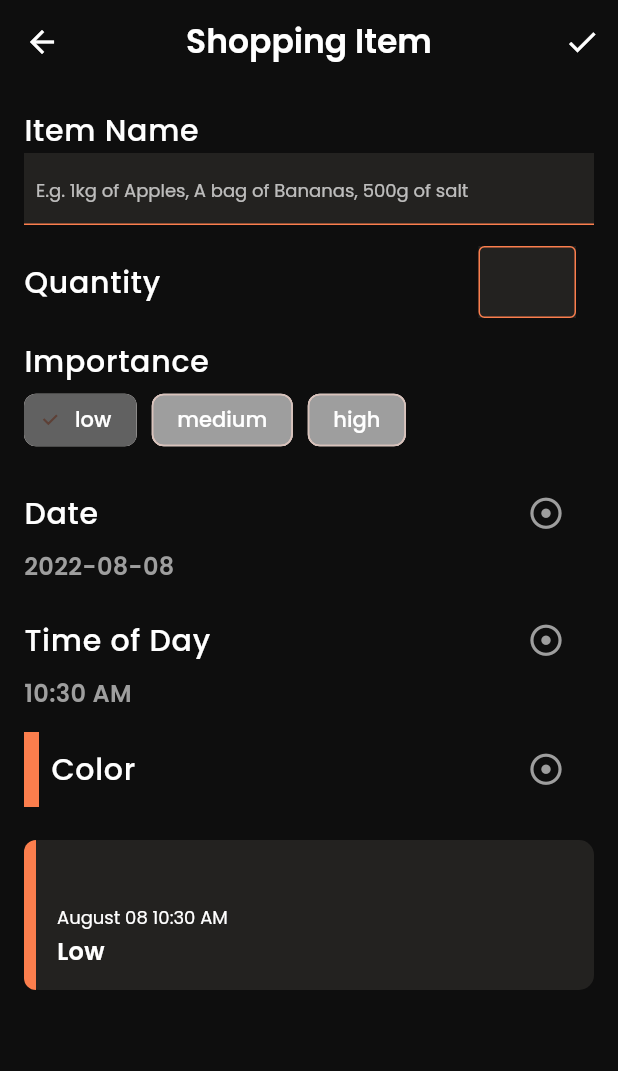
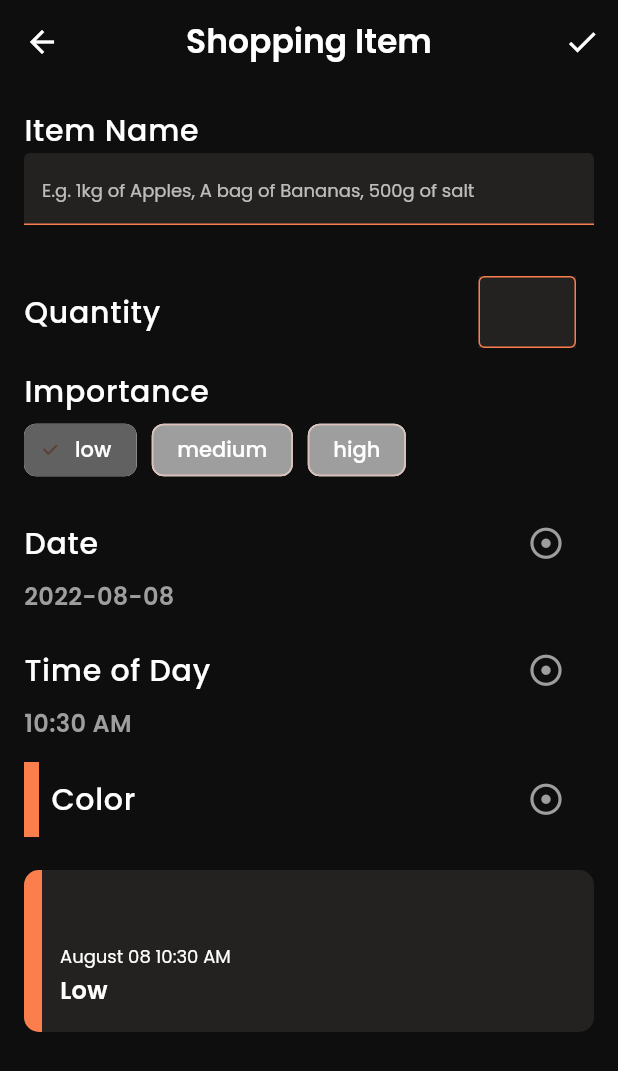
Before and after one commit to MuhammadSabah/Frisp, a Flutter app: the ShoppingItemScreen screen opened directly with empty values, on a phone screen of 412 x 824 dp. Shown: the top 1071 px of the screen. Run offline on Flutter 3.47's test engine with Material 2 defaults, Android fonts, the phone set to English and light mode, and no system bars; our stand-ins replace cached_network_image, cloud_firestore, dartz, equatable, firebase_auth, firebase_core and 9 more; accounts and stored records are empty; generated files the repository leaves out were written again.

Commit message:
Changing shopping tile to be flexible

```diff
--- a/lib/src/view/screens/profile_screen.dart
+++ b/lib/src/view/screens/profile_screen.dart
@@ -76,7 +76,6 @@ class _ProfileScreenState extends State<ProfileScreen> {
     double itemWidth = (size.width / 2) - 10;
     double itemHeight = 256;
     return SafeArea(
-      child: SingleChildScrollView(
       child: FutureBuilder<DocumentSnapshot<Map<String, dynamic>>>(
         future: FirebaseFirestore.instance
             .collection('users')
@@ -94,7 +93,8 @@ class _ProfileScreenState extends State<ProfileScreen> {
           } else {
             final user = UserModel.fromSnapshot(snapshot.data);
             // debugPrint('USER: $user');
-              return Column(
+            return SingleChildScrollView(
+              child: Column(
                 children: [
                   SizedBox(
                     height: MediaQuery.of(context).size.height / 2,
@@ -362,11 +362,11 @@ class _ProfileScreenState extends State<ProfileScreen> {
                     ),
                   ),
                 ],
+              ),
             );
           }
         },
       ),
-      ),
     );
   }
 }
--- a/lib/src/view/screens/shopping_item_screen.dart
+++ b/lib/src/view/screens/shopping_item_screen.dart
@@ -1,7 +1,6 @@
 import 'package:flutter/material.dart';
 import 'package:flutter_colorpicker/flutter_colorpicker.dart';
 import 'package:food_recipe_final/core/app_pages.dart';
-import 'package:food_recipe_final/core/app_theme.dart';
 import 'package:food_recipe_final/core/constants.dart';
 import 'package:food_recipe_final/src/models/shopping_item.dart';
 import 'package:food_recipe_final/src/view/widgets/shopping_tile.dart';
@@ -49,6 +48,7 @@ class ShoppingItemScreen extends StatefulWidget {
 class _ShoppingItemScreenState extends State<ShoppingItemScreen> {
   final _nameController = TextEditingController();
   final _quantityController = TextEditingController();
+  final GlobalKey<FormState> _formKey = GlobalKey<FormState>();
   String _name = '';
   Importance _importance = Importance.low;
   DateTime _dueDate = DateTime.now();
@@ -94,6 +94,7 @@ class _ShoppingItemScreenState extends State<ShoppingItemScreen> {
         elevation: 0.0,
         bottomOpacity: 0.0,
         leading: IconButton(
+            splashRadius: 20,
             onPressed: () {
               Navigator.of(context).pop();
             },
@@ -117,6 +118,8 @@ class _ShoppingItemScreenState extends State<ShoppingItemScreen> {
               if (!currentFocus.hasPrimaryFocus) {
                 currentFocus.unfocus();
               }
+              final isValidForm = _formKey.currentState!.validate();
+              if (isValidForm) {
                 final shoppingItem = ShoppingItem(
                   id: widget.originalItem?.id ?? const Uuid().v1(),
                   name: _nameController.text,
@@ -137,6 +140,7 @@ class _ShoppingItemScreenState extends State<ShoppingItemScreen> {
                 } else {
                   widget.onCreate(shoppingItem);
                 }
+              }
             },
           )
         ],
@@ -145,6 +149,7 @@ class _ShoppingItemScreenState extends State<ShoppingItemScreen> {
         child: Container(
           padding: const EdgeInsets.all(16),
           child: Column(
+            mainAxisSize: MainAxisSize.min,
             crossAxisAlignment: CrossAxisAlignment.start,
             children: [
               buildNameField(),
@@ -190,9 +195,17 @@ class _ShoppingItemScreenState extends State<ShoppingItemScreen> {
           'Item Name',
           style: Theme.of(context).textTheme.bodyText1,
         ),
-        Container(
-          color: kGreyColor,
-          child: TextField(
+        Form(
+          key: _formKey,
+          child: TextFormField(
+            validator: (String? value) {
+              if (value!.isEmpty) {
+                return 'Enter a name';
+              }
+              if (value.length > 55) {
+                return 'Name is too long';
+              }
+            },
             style: Theme.of(context).textTheme.headline3,
             autofocus: false,
             controller: _nameController,
@@ -200,6 +213,9 @@ class _ShoppingItemScreenState extends State<ShoppingItemScreen> {
             autocorrect: false,
             textInputAction: TextInputAction.done,
             decoration: InputDecoration(
+              filled: true,
+              fillColor: kGreyColor,
+              counterText: ' ',
               contentPadding: const EdgeInsets.only(left: 8),
               hintText: 'E.g. 1kg of Apples, A bag of Bananas, 500g of salt',
               hintStyle: Theme.of(context).textTheme.headline4!.copyWith(
--- a/lib/src/view/screens/shopping_list_screen.dart
+++ b/lib/src/view/screens/shopping_list_screen.dart
@@ -12,9 +12,9 @@ class ShoppingListScreen extends StatelessWidget {
     return Padding(
       padding: const EdgeInsets.all(16.0),
       child: ListView.separated(
+        physics: const BouncingScrollPhysics(),
         itemBuilder: (context, index) {
           final item = shoppingItems[index];
-
           return Dismissible(
             key: Key(item.id),
             direction: DismissDirection.endToStart,
@@ -41,7 +41,7 @@ class ShoppingListScreen extends StatelessWidget {
                 SnackBar(
                   content: Text('${item.name} dismissed'),
                   duration: const Duration(
-                    milliseconds: 2000,
+                    milliseconds: 2300,
                   ),
                   action: SnackBarAction(
                     label: 'Undo',
--- a/lib/src/view/widgets/shopping_tile.dart
+++ b/lib/src/view/widgets/shopping_tile.dart
@@ -1,5 +1,4 @@
 import 'package:flutter/material.dart';
-import 'package:food_recipe_final/core/app_theme.dart';
 import 'package:food_recipe_final/core/constants.dart';
 import 'package:food_recipe_final/src/models/shopping_item.dart';
 import 'package:intl/intl.dart';
@@ -21,14 +20,14 @@ class ShoppingTile extends StatelessWidget {
         color: kGreyColor,
         borderRadius: BorderRadius.all(Radius.circular(10)),
       ),
-      height: 100,
-      child: Row(
-        mainAxisAlignment: MainAxisAlignment.spaceBetween,
+      child: Stack(
         children: [
-          Row(
-            children: [
-              Container(
-                width: 8.0,
+          Positioned(
+            left: 0,
+            top: 0,
+            bottom: 0,
+            child: Container(
+              width: 12.0,
               decoration: BoxDecoration(
                 color: item.color,
                 borderRadius: const BorderRadius.only(
@@ -37,23 +36,37 @@ class ShoppingTile extends StatelessWidget {
                 ),
               ),
             ),
-              const SizedBox(width: 14),
-              Column(
+          ),
+          Padding(
+            padding: const EdgeInsets.all(12.0).copyWith(left: 24),
+            child: Row(
+              mainAxisAlignment: MainAxisAlignment.start,
+              children: [
+                Expanded(
+                  child: Column(
+                    mainAxisSize: MainAxisSize.min,
                     mainAxisAlignment: MainAxisAlignment.center,
                     crossAxisAlignment: CrossAxisAlignment.start,
                     children: [
-                  Text(
+                      Row(
+                        children: [
+                          Expanded(
+                            child: Text(
                               item.name,
-                    maxLines: 3,
+                              maxLines: 2,
+                              overflow: TextOverflow.ellipsis,
                               style: Theme.of(context).textTheme.headline2,
                             ),
-                  const SizedBox(height: 4),
+                          ),
+                        ],
+                      ),
+                      const SizedBox(height: 12),
                       buildDate(context),
                       const SizedBox(height: 4),
                       buildImportance(context),
+                      const SizedBox(height: 4),
                     ],
                   ),
-            ],
                 ),
                 Row(
                   children: [
@@ -67,6 +80,9 @@ class ShoppingTile extends StatelessWidget {
                       ),
                     ),
                   ],
+                ),
+              ],
+            ),
           ),
         ],
       ),
```
Lines whose indentation alone changed are shown as unchanged.
